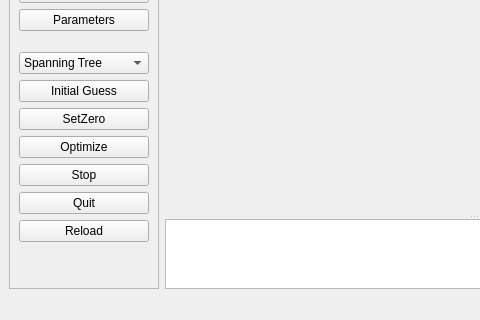
Qt form g2o/apps/g2o_viewer/base_main_window.ui (RainerKuemmerle/g2o) before a commit; both pictures show x 0 to 480 and y 280 to 600 of the 800 by 600 pixel window.
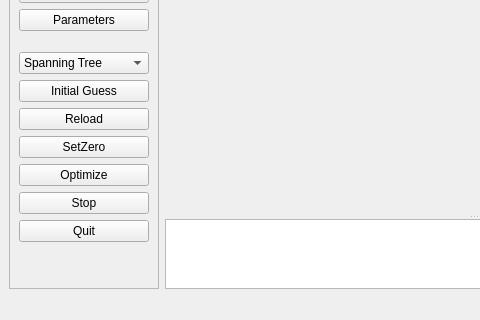
The same form after that commit. Custom widgets are drawn as their Qt base class.

Commit message: re-position reload button

```diff
--- a/g2o/apps/g2o_viewer/base_main_window.ui
+++ b/g2o/apps/g2o_viewer/base_main_window.ui
@@ -173,6 +173,13 @@
          </property>
         </widget>
        </item>
+       <item>
+        <widget class="QPushButton" name="btnReload">
+         <property name="text">
+          <string>Reload</string>
+         </property>
+        </widget>
+       </item>
        <item>
         <widget class="QPushButton" name="btnSetZero">
          <property name="text">
@@ -201,13 +208,6 @@
          </property>
         </widget>
        </item>
-       <item>
-        <widget class="QPushButton" name="reloadButton">
-         <property name="text">
-          <string>Reload</string>
-         </property>
-        </widget>
-       </item>
        <item>
         <spacer name="verticalSpacer">
          <property name="orientation">
```
Left out of the diff: 2 changed lines with no effect on the pictures. The commit also changes 1 other file.
